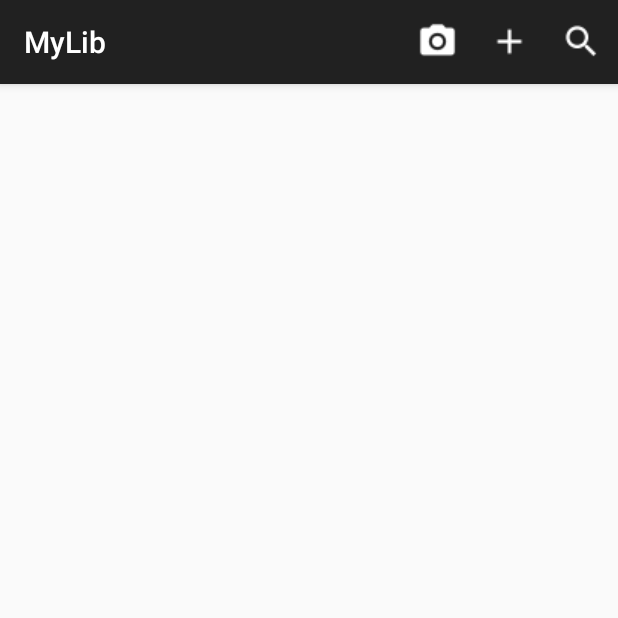
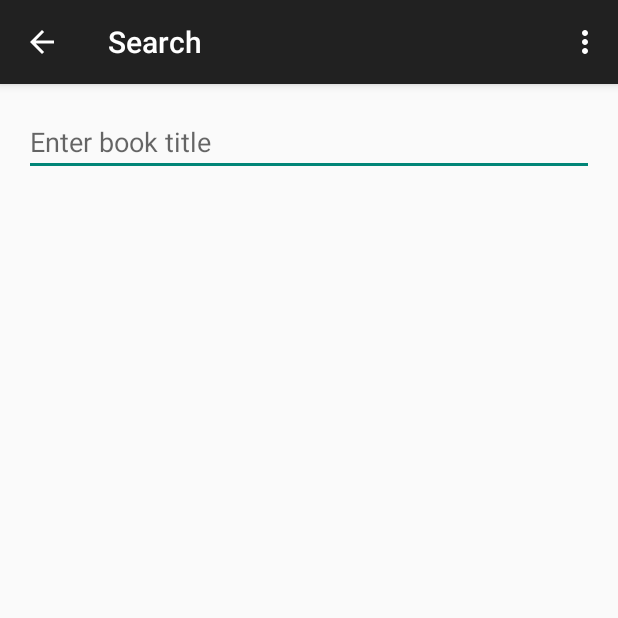
Before and after one commit to paraplasticflow/MYLIB, an Android app: the screen it shows after launch (MainActivity before the commit, SearchBookActivity after it), after a tap on "Search", on a phone screen of 412 x 824 dp, the top half of it. Run offline under Robolectric (Android 15) with nearby library versions, the phone set to English and light mode, and no system bars.

Commit message:
search working

```diff
--- a/MyLib/app/src/main/java/com/cilic/zlatan/mylib/MainActivity.java
+++ b/MyLib/app/src/main/java/com/cilic/zlatan/mylib/MainActivity.java
@@ -20,7 +20,7 @@ import android.database.sqlite.*;
 public class MainActivity extends ActionBarActivity {
     public final static String EXTRA_MESSAGE = "com.cilic.zlatan.mylib.MESSAGE";
 
-    ArrayList<Knjiga> primjerListe = new ArrayList<Knjiga>();
+    //ArrayList<Knjiga> primjerListe = new ArrayList<Knjiga>();
 
     @Override
     protected void onCreate(Bundle savedInstanceState) {
@@ -114,6 +114,11 @@ public class MainActivity extends ActionBarActivity {
             return true;
         }
 
+        if(id == R.id.action_search) {
+            openSearchActivity();
+            return true;
+        }
+
         return super.onOptionsItemSelected(item);
     }
 
@@ -121,4 +126,9 @@ public class MainActivity extends ActionBarActivity {
         Intent intent = new Intent(this, AddBookActivity.class);
         startActivity(intent);
     }
+
+    public void openSearchActivity() {
+        Intent intent = new Intent(this, SearchBookActivity.class);
+        startActivity(intent);
+    }
 }
--- /dev/null
+++ b/MyLib/app/src/main/java/com/cilic/zlatan/mylib/SearchBookActivity.java
@@ -0,0 +1,90 @@
+package com.cilic.zlatan.mylib;
+
+import android.content.Intent;
+import android.support.v7.app.ActionBarActivity;
+import android.os.Bundle;
+import android.text.Editable;
+import android.text.TextWatcher;
+import android.view.Menu;
+import android.view.MenuItem;
+import android.view.View;
+import android.widget.AdapterView;
+import android.widget.ArrayAdapter;
+import android.widget.EditText;
+import android.widget.ListView;
+
+import java.util.ArrayList;
+import java.util.List;
+
+
+public class SearchBookActivity extends ActionBarActivity {
+    public final static String EXTRA_MESSAGE = "com.cilic.zlatan.mylib.MESSAGE";
+
+    List<Knjiga> primjerListe;;
+    ArrayAdapter<Knjiga> adapter;
+
+    @Override
+    protected void onCreate(Bundle savedInstanceState) {
+        super.onCreate(savedInstanceState);
+        setContentView(R.layout.activity_search_book);
+        DBHelper db = new DBHelper(this);
+        primjerListe = db.vratiSveKnjige();
+        ListView lw = (ListView) findViewById(R.id.book_list_search);
+        adapter = new ArrayAdapter<Knjiga>(this, android.R.layout.simple_list_item_1, primjerListe);
+        lw.setAdapter(adapter);
+
+        lw.setOnItemClickListener(new AdapterView.OnItemClickListener() {
+            @Override
+            public void onItemClick(AdapterView<?> parent, View view, int position, long id) {
+                Knjiga k = (Knjiga) parent.getItemAtPosition(position);
+                Integer idKnjige = k.getId();
+                Intent intent = new Intent(SearchBookActivity.this, ChangeEraseBook.class);
+                String message = String.valueOf(idKnjige);
+                intent.putExtra(EXTRA_MESSAGE, message);
+                startActivity(intent);
+            }
+        });
+
+
+        EditText searchbox = (EditText) findViewById(R.id.searchBoxET);
+        searchbox.addTextChangedListener(new TextWatcher() {
+
+            @Override
+            public void afterTextChanged(Editable s) {
+            }
+
+            @Override
+            public void beforeTextChanged(CharSequence s, int start,
+                                          int count, int after) {
+            }
+
+            @Override
+            public void onTextChanged(CharSequence s, int start,
+                                      int before, int count) {
+                SearchBookActivity.this.adapter.getFilter().filter(s);
+            }
+        });
+    }
+
+    @Override
+    public boolean onCreateOptionsMenu(Menu menu) {
+        // Inflate the menu; this adds items to the action bar if it is present.
+        getMenuInflater().inflate(R.menu.menu_search_book, menu);
+        return true;
+    }
+
+    @Override
+    public boolean onOptionsItemSelected(MenuItem item) {
+        // Handle action bar item clicks here. The action bar will
+        // automatically handle clicks on the Home/Up button, so long
+        // as you specify a parent activity in AndroidManifest.xml.
+        int id = item.getItemId();
+
+        //noinspection SimplifiableIfStatement
+        if (id == R.id.action_settings) {
+            return true;
+        }
+
+        return super.onOptionsItemSelected(item);
+    }
+}
--- /dev/null
+++ b/MyLib/app/src/main/res/layout/activity_search_book.xml
@@ -0,0 +1,27 @@
+<RelativeLayout xmlns:android="http://schemas.android.com/apk/res/android"
+    xmlns:tools="http://schemas.android.com/tools" android:layout_width="match_parent"
+    android:layout_height="match_parent" android:paddingLeft="@dimen/activity_horizontal_margin"
+    android:paddingRight="@dimen/activity_horizontal_margin"
+    android:paddingTop="@dimen/activity_vertical_margin"
+    android:paddingBottom="@dimen/activity_vertical_margin"
+    tools:context="com.cilic.zlatan.mylib.SearchBookActivity">
+
+
+    <EditText
+        android:layout_width="fill_parent"
+        android:layout_height="wrap_content"
+        android:id="@+id/searchBoxET"
+        android:layout_alignParentTop="true"
+        android:layout_alignParentLeft="true"
+        android:layout_alignParentStart="true"
+        android:layout_alignParentRight="true"
+        android:layout_alignParentEnd="true"
+        android:hint="@string/search_hint"/>
+
+    <ListView
+        android:id="@+id/book_list_search"
+        android:layout_width="fill_parent"
+        android:layout_height="fill_parent"
+        android:drawSelectorOnTop="false"
+        android:layout_below="@+id/searchBoxET" />
+</RelativeLayout>
--- /dev/null
+++ b/MyLib/app/src/main/res/menu/menu_search_book.xml
@@ -0,0 +1,7 @@
+<menu xmlns:android="http://schemas.android.com/apk/res/android"
+    xmlns:app="http://schemas.android.com/apk/res-auto"
+    xmlns:tools="http://schemas.android.com/tools"
+    tools:context="com.cilic.zlatan.mylib.SearchBookActivity">
+    <item android:id="@+id/action_settings" android:title="@string/action_settings"
+        android:orderInCategory="100" app:showAsAction="never" />
+</menu>
--- a/MyLib/app/src/main/res/values/strings.xml
+++ b/MyLib/app/src/main/res/values/strings.xml
@@ -16,4 +16,6 @@
     <string name="status_hint">Add book status</string>
     <string name="datum_hint">Add book release date</string>
     <string name="title_activity_change_erase_book">Change/Erase Book</string>
+    <string name="title_activity_search_book">Search</string>7
+    <string name="search_hint">Enter book title</string>
 </resources>
```
Also changed, not shown: MyLib/app/src/main/AndroidManifest.xml (+8 -0 lines).
